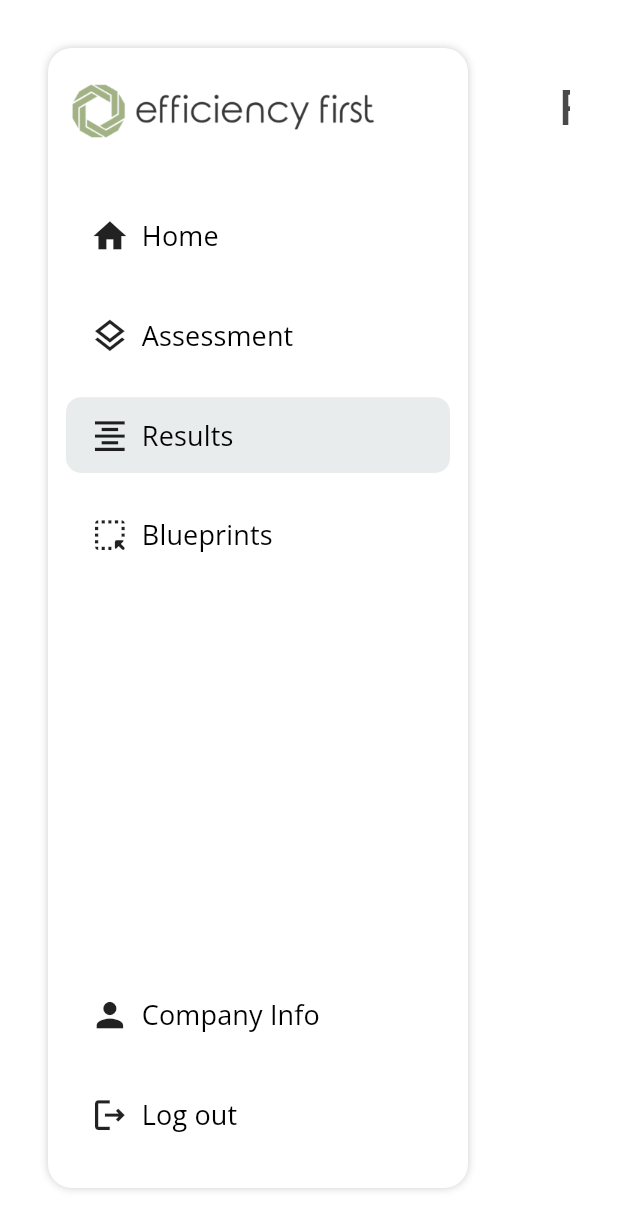
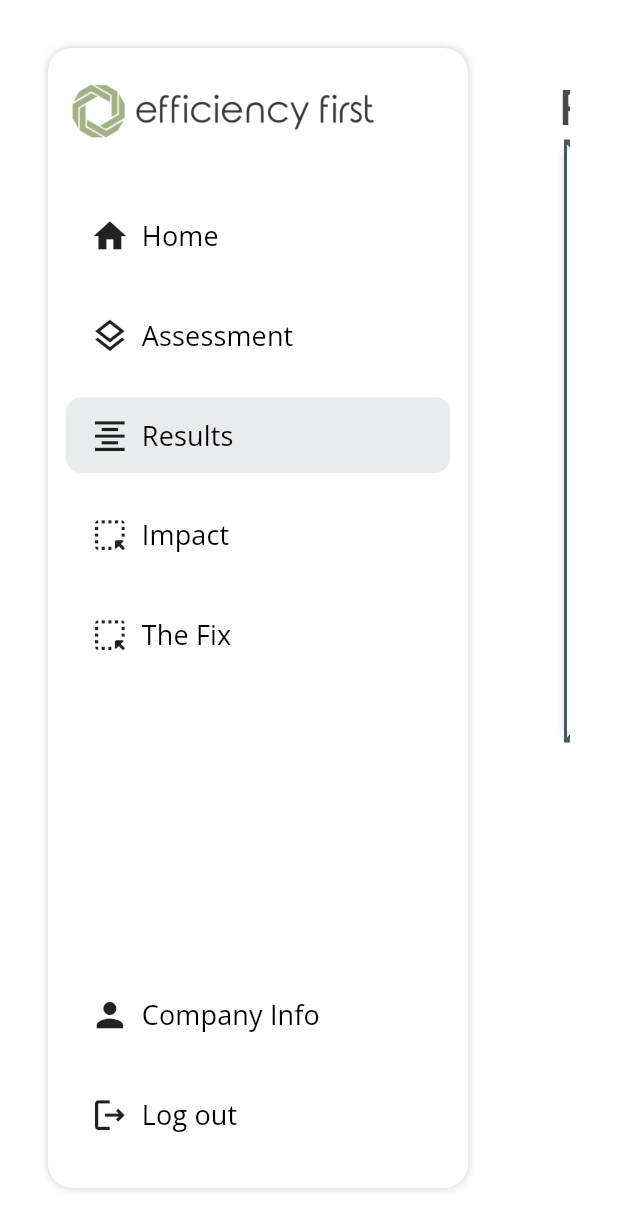
Before and after one commit to Michkwetzel/Lucidorg-Dashboard-Demo, a Flutter app: the Dashboardscaffold screen opened directly with empty values, after a tap on "Home", after a tap on "Assessment", after a tap on "Results", on a phone screen of 412 x 824 dp. Shown: the top 1230 px of the screen. Run offline on Flutter 3.47's test engine with Material 3 defaults, Android fonts, the light colour scheme and no system bars; our stand-ins replace cloud_firestore, dotted_border, firebase_auth, firebase_core, fl_chart, flutter_riverpod and 2 more; missing offline and left inert: flutter_dropzone; accounts and stored records are empty; generated files the repository leaves out were written again.

Commit message:
Result Section Start

```diff
--- a/analysis_options.yaml
+++ b/analysis_options.yaml
@@ -10,6 +10,7 @@
 analyzer:
   errors:
     file_names: ignore
+    prefer_const_literals_to_create_immutables: ignore
 
   plugins:
     - custom_lint
--- a/lib/components/dashboard/navBar/navigationBar.dart
+++ b/lib/components/dashboard/navBar/navigationBar.dart
@@ -75,7 +75,13 @@ class NavBar extends ConsumerWidget {
                           NavBarButton(
                             onTap: () => {},
                             icon: Icons.highlight_alt_rounded,
-                            label: 'Blueprints',
+                            label: 'Impact',
+                            buttonType: NavBarButtonType.blueprints,
+                          ),
+                          NavBarButton(
+                            onTap: () => {},
+                            icon: Icons.highlight_alt_rounded,
+                            label: 'The Fix',
                             buttonType: NavBarButtonType.blueprints,
                           ),
                         ],
--- a/lib/components/dashboard/results/resultsBody.dart
+++ b/lib/components/dashboard/results/resultsBody.dart
@@ -1,9 +1,9 @@
+// ignore_for_file: prefer_const_constructors
+
 import 'package:flutter/material.dart';
-import 'package:flutter_riverpod/flutter_riverpod.dart';
-import 'package:platform_front/components/global/diffTriangleRedWidget.dart';
+import 'package:platform_front/components/dashboard/results/sideBar/resultsSideBarBody.dart';
 import 'package:platform_front/config/constants.dart';
-import 'package:platform_front/config/enums.dart';
-import 'package:platform_front/config/providers.dart';
+
 
 class ResultsBody extends StatelessWidget {
   const ResultsBody({super.key});
@@ -16,10 +16,11 @@ class ResultsBody extends StatelessWidget {
           scrollDirection: Axis.horizontal,
           child: SingleChildScrollView(
             child: Column(
+              crossAxisAlignment: CrossAxisAlignment.start,
               children: [
                 Row(
                   children: [
-                    const SizedBox(
+                    SizedBox(
                       width: 1008,
                       child: Row(
                         mainAxisAlignment: MainAxisAlignment.spaceBetween,
@@ -38,7 +39,10 @@ class ResultsBody extends StatelessWidget {
                   ],
                 ),
                 Row(
-                  children: [ResultsSideBar()],
+                  children: [
+                    ResultsSideBar(),
+
+                  ],
                 )
               ],
             ),
@@ -47,54 +51,11 @@ class ResultsBody extends StatelessWidget {
   }
 }
 
-class ResultsSideBar extends ConsumerWidget {
-  const ResultsSideBar({super.key});
-
-  @override
-  Widget build(BuildContext context, WidgetRef ref) {
-    return Container(
-      width: 350,
-      height: 650,
-      decoration: kboxShadowNormal,
-      child: ref.watch(resultsDisplayProvider),
-    );
-  }
-}
-
-class ResultsSideOverview extends StatelessWidget {
-  const ResultsSideOverview({super.key});
+class MainSection extends StatelessWidget {
+  const MainSection({super.key});
 
   @override
   Widget build(BuildContext context) {
-    return const Padding(
-      padding:  EdgeInsets.only(top: 40, bottom: 20, left: 25, right: 25),
-      child:  Column(
-        crossAxisAlignment: CrossAxisAlignment.center,
-        children: [
-          Text(
-            "Overall Score",
-            style: kH2PoppinsLight,
-          ),
-          SizedBox(
-            height: 8,
-          ),
-          Text(
-            '55.7%',
-            style: kH3TotalScoreLight,
-          ),
-          SizedBox(
-            height: 40,
-          ),
-          Text(
-            'Overall Differentiation',
-            style: kH3PoppinsLight,
-          ),
-          SizedBox(
-            height: 8,
-          ),
-          DiffTriangleRedWidget(value: '~38%', size: Diffsize.H1)
-        ],
-      ),
-    );
+    return const Placeholder();
   }
 }
--- /dev/null
+++ b/lib/components/dashboard/results/sideBar/resultsSideBarBody.dart
@@ -0,0 +1,21 @@
+// ignore_for_file: prefer_const_constructors
+
+import 'package:flutter/material.dart';
+import 'package:flutter_riverpod/flutter_riverpod.dart';
+import 'package:platform_front/config/constants.dart';
+import 'package:platform_front/config/providers.dart';
+
+class ResultsSideBar extends ConsumerWidget {
+  const ResultsSideBar({super.key});
+
+  @override
+  Widget build(BuildContext context, WidgetRef ref) {
+    ref.watch(resultsDisplayProvider);
+    return Container(
+      margin: EdgeInsets.only(left: 5, bottom: 5),
+      width: 400,
+      decoration: kboxShadowNormal,
+      child: Placeholder(),
+    );
+  }
+}
--- a/lib/config/enums.dart
+++ b/lib/config/enums.dart
@@ -7,3 +7,5 @@ enum NavBarButtonType {createAssessment, companyInfo, logOut, home, results, blu
 enum Permission {exec, employee, guest, error}
 
 enum Diffsize {H1, H2, H3, H4}
+
+enum ResultSection {overview, areaScore, diffMatrix, subAreaView}
--- a/lib/config/providers.dart
+++ b/lib/config/providers.dart
@@ -92,8 +92,8 @@ final userDataProvider = StateNotifierProvider<UserProfileDataNotifier, UserProf
   return UserProfileDataNotifier(userResultsData: activeAssessmentDataNotifier);
 });
 
-final resultsDisplayProvider = StateNotifierProvider<ResultsSideDisplaynotifer, Widget>((ref) {
-  return ResultsSideDisplaynotifer();
+final resultsDisplayProvider = StateNotifierProvider<ResultsSelectedSection, ResultSection>((ref) {
+  return ResultsSelectedSection();
 });
 
 final initDataloadProvider = StateNotifierProvider<InitDataloadProvider, bool>((ref) {
```
Also changed, not shown: lib/components/dashboard/results/components/highLevelScoresRow.dart (added, +61 -0 lines), lib/components/dashboard/results/components/overallScoresRow.dart (added, +61 -0 lines), lib/components/dashboard/results/sideBar/resultsSideOverview.dart (added, +151 -0 lines), lib/config/constants.dart (+46 -161 lines), lib/notifiers/Results/resultsDisplayNotifer.dart (+5 -6 lines).
